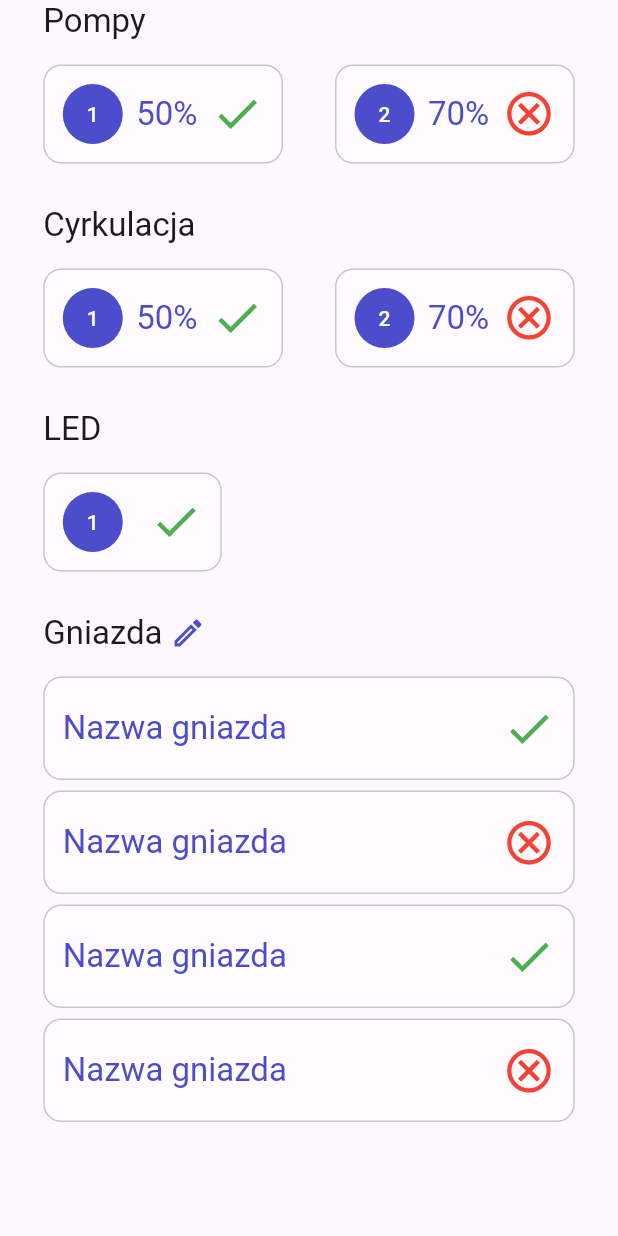
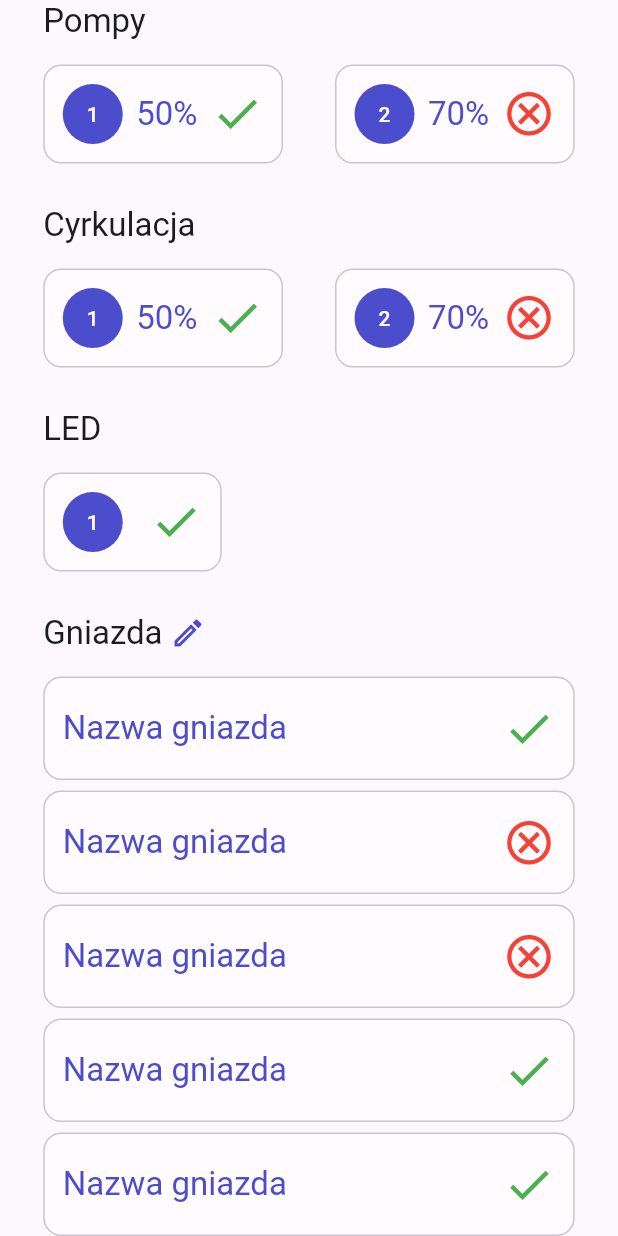
Before and after one commit to Ostreey/sterownik_akwarium_flutter, a Flutter app: the Devices widget shown alone on an empty page, opened directly, on a phone screen of 412 x 824 dp. Run offline on Flutter 3.47's test engine with Material 3 defaults, Android fonts, the phone set to English and light mode, and no system bars; our stand-ins replace flutter_riverpod, go_router, shared_preferences; missing offline and left inert: flutter_adaptive_scaffold, gauge_indicator; accounts and stored records are empty.

Commit message:
doing Change socket Name

```diff
--- a/lib/app/core/router.dart
+++ b/lib/app/core/router.dart
@@ -1,6 +1,7 @@
 
 import 'package:flutter/cupertino.dart';
 import 'package:go_router/go_router.dart';
+import 'package:sterownik_akwarium/app/pages/change_socket_name/change_socket_name.dart';
 
 import '../pages/devices_page/devices.dart';
 import '../pages/home_page/home_page.dart';
@@ -44,11 +45,12 @@ final routes = GoRouter(
           ]
       ),
 
-/*GoRoute(
-          path: '/setup_page',
-          name: "/setup_page",
+      GoRoute(
+          path: "/change_socket_name",
+          name: ChangeSocketName.pageConfig.name,
           builder: (context, state) {
-            return SetupPage();
-          }),*/
+            return ChangeSocketName();
+          }
+      )
 
     ]);
--- a/lib/app/pages/devices_page/devices.dart
+++ b/lib/app/pages/devices_page/devices.dart
@@ -1,19 +1,55 @@
 import 'package:flutter/material.dart';
+import 'package:go_router/go_router.dart';
 import 'package:sterownik_akwarium/app/core/page_config.dart';
+import 'package:sterownik_akwarium/app/pages/change_socket_name/change_socket_name.dart';
 import 'package:sterownik_akwarium/app/pages/devices_page/widgets/led_state.dart';
 import 'package:sterownik_akwarium/app/pages/widgets/circular_icon.dart';
 
 import 'widgets/cicrulation_section.dart';
 import 'widgets/pumps_section.dart';
+import 'package:flutter/material.dart';
+import 'package:shared_preferences/shared_preferences.dart';
 
-class Devices extends StatelessWidget {
-  const Devices({super.key});
+class Devices extends StatefulWidget {
+  const Devices({Key? key}) : super(key: key);
 
   static const PageConfig pageConfig = PageConfig(
     icon: Icons.electrical_services,
     name: 'Urządzenia',
     child: Devices(),
   );
+  @override
+  _DevicesState createState() => _DevicesState();
+}
+
+class _DevicesState extends State<Devices> {
+  late List<String> socketName = [];
+
+  int numberOfSockets = 7;
+
+  @override
+  void initState() {
+    super.initState();
+    socketName = List.generate(numberOfSockets, (index) => 'Nazwa gniazda');
+    _loadNamesFromPrefs();
+  }
+
+  Future<void> _loadNamesFromPrefs() async {
+    SharedPreferences prefs = await SharedPreferences.getInstance();
+    List<String>? savedNames = prefs.getStringList('socket_names');
+
+    if (savedNames == null) {
+      List<String> tmpSocketName = List.generate(numberOfSockets, (index) => 'Nazwa gniazda');
+      await prefs.setStringList('socket_names', tmpSocketName);
+    } else {
+      setState(() {
+        socketName = savedNames;
+        socketName.forEach((socketName) {
+          socketName = socketName.isNotEmpty ? socketName : 'Nazwa gniazda';
+        });
+      });
+    }
+  }
 
   @override
   Widget build(BuildContext context) {
@@ -40,17 +76,43 @@ class Devices extends StatelessWidget {
                       children: [
                         Text("Gniazda", style: textTheme!.titleLarge),
                         SizedBox(width: 5,),
-                  Icon(Icons.edit_outlined,color: colorTheme.primary)
+                        GestureDetector(
+                            child: Icon(Icons.edit_outlined, color: colorTheme.primary),
+                            onTap: (){
+                              context.pushNamed(ChangeSocketName.pageConfig.name);
+                            }
+                        ),
                       ],
                     ),
                     SizedBox(height: 15,),
-            DeviceStateLongWidget(state: true, labelName: 'Nazwa gniazda',),
+                    DeviceStateLongWidget(state: true,
+                        labelName:socketName[0]
+                    ),
                     SizedBox(height: 7,),
-              DeviceStateLongWidget(state: false, labelName: 'Nazwa gniazda',),
+                    DeviceStateLongWidget(state: false,
+                        labelName:socketName[1]
+                    ),
                     SizedBox(height: 7,),
-              DeviceStateLongWidget(state: true, labelName: 'Nazwa gniazda',),
+                    DeviceStateLongWidget(state: false,
+                        labelName:socketName[2]
+                    ),
                     SizedBox(height: 7,),
-              DeviceStateLongWidget(state: false, labelName: 'Nazwa gniazda',),
+                    DeviceStateLongWidget(state: true,
+                        labelName:socketName[3]
+                    ),
+                    SizedBox(height: 7,),
+                    DeviceStateLongWidget(state: true,
+                        labelName:socketName[4]
+                    ),
+                    SizedBox(height: 7,),
+                    DeviceStateLongWidget(state: true,
+                        labelName:socketName[5]
+                    ),
+                    SizedBox(height: 7,),
+                    DeviceStateLongWidget(state: true,
+                        labelName:socketName[6]
+                    ),
+                    SizedBox(height: 7,),
                   ],
                 ),
               ],
@@ -60,6 +122,7 @@ class Devices extends StatelessWidget {
     );
   }
 }
+
 
 class DeviceStateLongWidget extends StatelessWidget {
   const DeviceStateLongWidget({
--- a/lib/app/pages/home_page/home_page.dart
+++ b/lib/app/pages/home_page/home_page.dart
@@ -15,7 +15,6 @@ class HomePage extends ConsumerStatefulWidget {
     super.key,
     required String tab,
   }) : index = tabs.indexWhere((element) {
-    debugPrint(element.name);
     return element.name == tab;
   });
 
--- a/pubspec.yaml
+++ b/pubspec.yaml
@@ -48,6 +48,7 @@ dependencies:
   syncfusion_flutter_gauges: ^23.2.6
   gauge_indicator: ^0.4.3
   fl_chart: ^0.65.0
+  shared_preferences: ^2.2.2
 
 
 
```
Also changed, not shown: lib/app/pages/change_socket_name/change_socket_name.dart (added, +118 -0 lines), pubspec.lock, 1 other file. Lines whose indentation alone changed are shown as unchanged.
